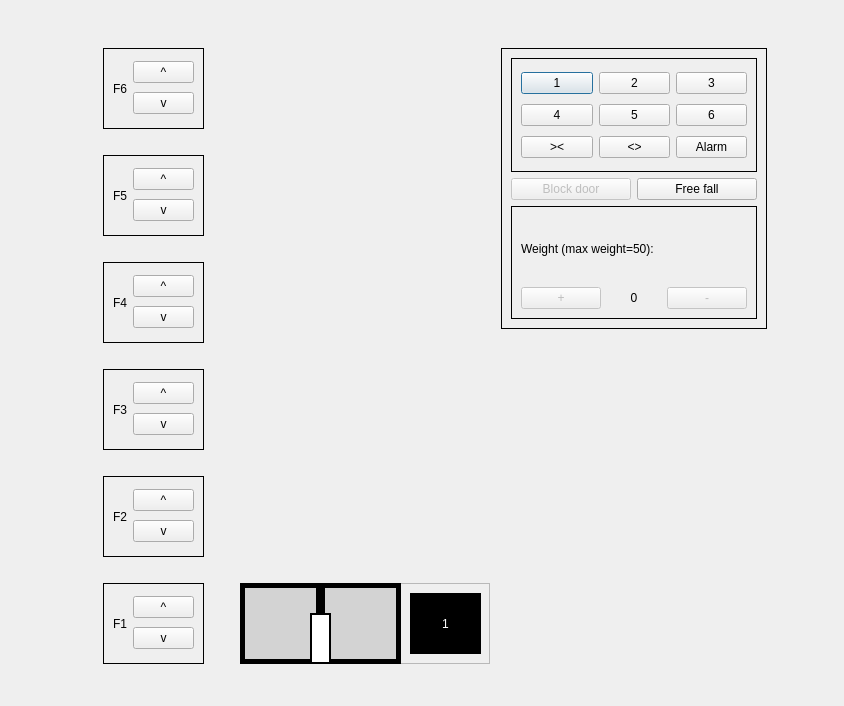
Before: the Qt Designer form ui/elevatordialog.ui in DxTa/-SP-Elevator-Controller-System, drawn with Qt 5.
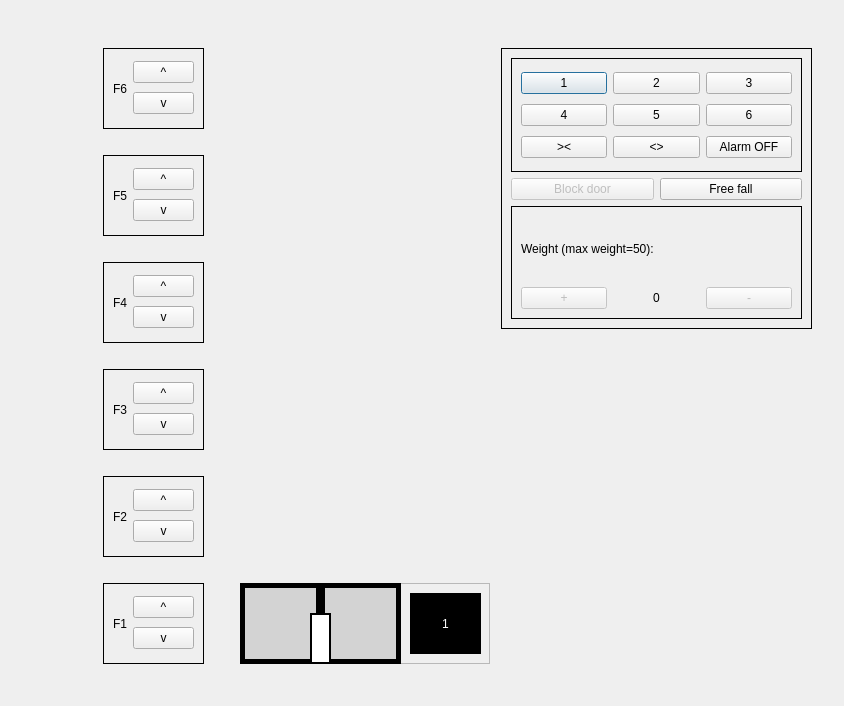
After: the same form once the commit is applied.

Commit message: Alarm button text

The edit to the form file:
```diff
--- a/ui/elevatordialog.ui
+++ b/ui/elevatordialog.ui
@@ -129,7 +129,7 @@
     <rect>
      <x>501</x>
      <y>48</y>
-     <width>266</width>
+     <width>311</width>
      <height>281</height>
     </rect>
    </property>
@@ -181,14 +181,14 @@
        <item row="2" column="0">
         <widget class="QPushButton" name="closeDoorButton">
          <property name="text">
-          <string> &gt;&lt; </string>
+          <string>   &gt;&lt;   </string>
          </property>
         </widget>
        </item>
        <item row="2" column="1">
         <widget class="QPushButton" name="openDoorButton">
          <property name="text">
-          <string> &lt;&gt; </string>
+          <string>   &lt;&gt;   </string>
          </property>
         </widget>
        </item>
@@ -202,7 +202,7 @@
        <item row="2" column="2">
         <widget class="QPushButton" name="alarmButton">
          <property name="text">
-          <string>Alarm</string>
+          <string>Alarm OFF</string>
          </property>
         </widget>
        </item>
@@ -231,7 +231,7 @@
      </layout>
     </item>
     <item>
-     <widget class="QFrame" name="">
+     <widget class="QFrame" name="frame">
       <property name="frameShape">
        <enum>QFrame::Box</enum>
       </property>
```
Left out of the diff: 4 changed lines with no effect on the pictures. The commit also changes 1 other file.
